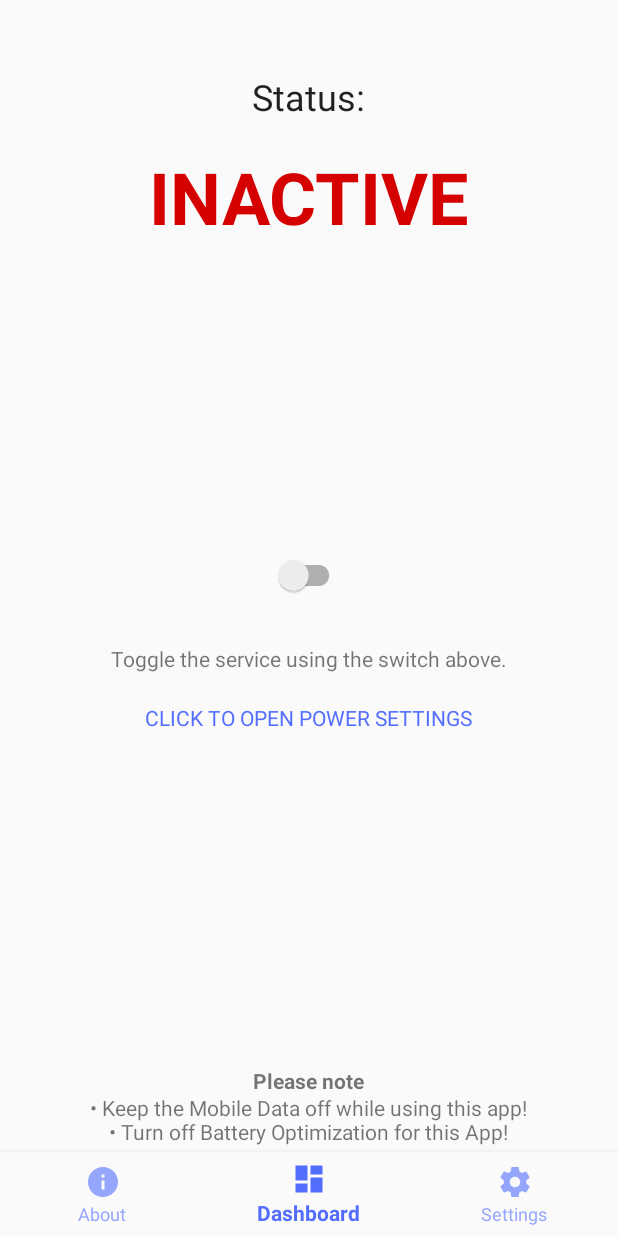
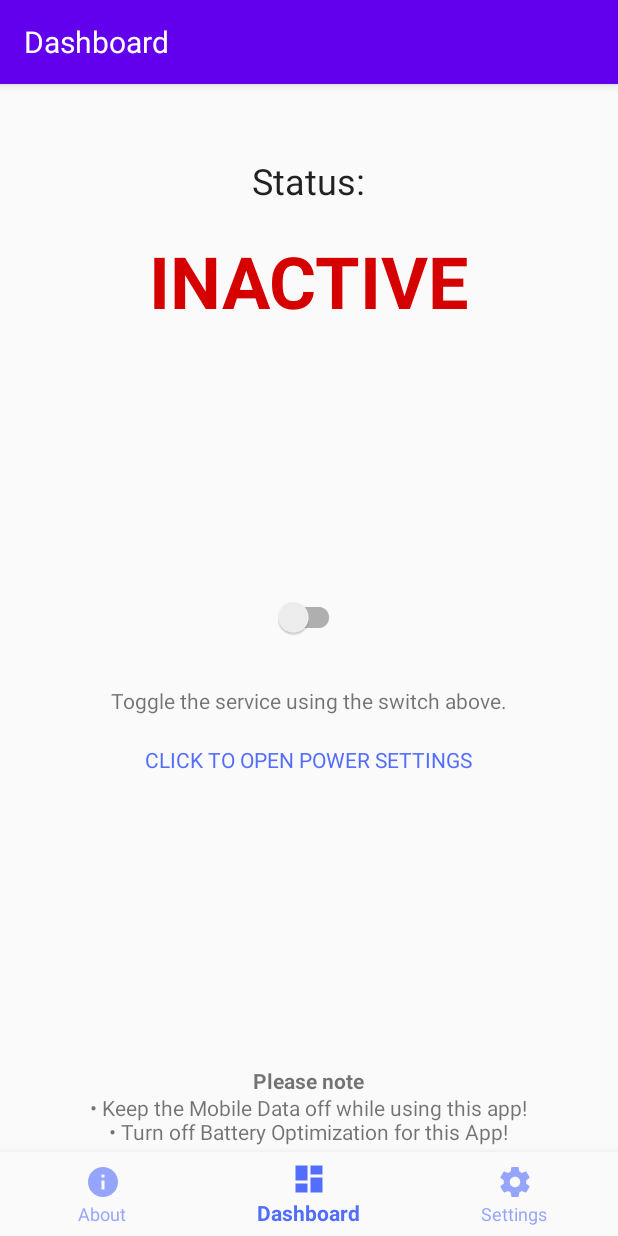
Before and after one commit to pratyaksh123/IITJ_Auth, an Android app: the MainActivity screen opened directly, with no data from a screen before it, item 2 of the bottom bar chosen, on a phone screen of 412 x 824 dp. Run offline under Robolectric (Android 15) with nearby library versions, the phone set to English and light mode, and no system bars; libraries missing offline, so code that uses them is left out: com.github.angads25.toggle; plain views replace LabeledSwitch; 7 statements that could not run were skipped.

Commit message:
Add ActionBar

```diff
--- a/app/src/main/java/com/blockgeeks/iitj_auth/activities/MainActivity.kt
+++ b/app/src/main/java/com/blockgeeks/iitj_auth/activities/MainActivity.kt
@@ -45,12 +45,22 @@ class MainActivity : AppCompatActivity() {
         setContentView(R.layout.activity_main)
         bottomNavigationView = findViewById(R.id.bottomNavigationView)
         bottomNavigationView.menu.getItem(1).isChecked = true
+        title = getString(R.string.dashboard)
         setCurrentFragment(dashboardFragment)
         bottomNavigationView.setOnItemSelectedListener { item ->
             when (item.itemId) {
-                R.id.navigation_about -> setCurrentFragment(aboutFragment)
-                R.id.navigation_dashboard -> setCurrentFragment(dashboardFragment)
-                R.id.navigation_settings -> setCurrentFragment(settingsFragment)
+                R.id.navigation_about -> {
+                    title = getString(R.string.about)
+                    setCurrentFragment(aboutFragment)
+                }
+                R.id.navigation_dashboard -> {
+                    title = getString(R.string.dashboard)
+                    setCurrentFragment(dashboardFragment)
+                }
+                R.id.navigation_settings -> {
+                    title = getString(R.string.settings)
+                    setCurrentFragment(settingsFragment)
+                }
             }
             true
         }
--- a/app/src/main/res/values-night/themes.xml
+++ b/app/src/main/res/values-night/themes.xml
@@ -1,18 +1,26 @@
 <resources xmlns:tools="http://schemas.android.com/tools">
     <!-- Base application theme. -->
-    <style name="Theme.IITJ_Auth" parent="Theme.MaterialComponents.NoActionBar.Bridge">
+    <style name="Theme.IITJ_Auth" parent="Theme.MaterialComponents.Bridge">
         <!-- Primary brand color. -->
-        <item name="colorPrimary">@color/purple_200</item>
-        <item name="colorPrimaryVariant">@color/purple_700</item>
+        <item name="colorPrimary">@color/purple_700</item>
+        <item name="colorPrimaryVariant">@color/purple_200</item>
         <item name="colorOnPrimary">@color/black</item>
         <!-- Secondary brand color. -->
         <item name="colorSecondary">@color/teal_200</item>
         <item name="colorSecondaryVariant">@color/teal_200</item>
         <item name="colorOnSecondary">@color/black</item>
         <!-- Status bar color. -->
-        <item name="android:statusBarColor" tools:targetApi="l">?attr/colorPrimaryVariant</item>
+        <item name="android:statusBarColor" tools:targetApi="l">?attr/colorPrimary</item>
         <!-- Customize your theme here. -->
         <item name="android:windowBackground">@color/background</item>
+        <item name="fontFamily">sans-serif</item>
+        <item name="titleTextColor">@color/white</item>
+        <item name="android:actionBarStyle">@style/MyActionBar</item>
+
+    </style>
+
+    <style name="MyActionBar" parent="@android:style/Widget.Holo.Light.ActionBar">
+        <item name="android:background">@color/purple_700</item>
         <item name="fontFamily">sans-serif</item>
     </style>
 
--- a/app/src/main/res/values/themes.xml
+++ b/app/src/main/res/values/themes.xml
@@ -1,6 +1,6 @@
 <resources xmlns:tools="http://schemas.android.com/tools">
     <!-- Base application theme. -->
-    <style name="Theme.IITJ_Auth" parent="Theme.MaterialComponents.Light.NoActionBar.Bridge">
+    <style name="Theme.IITJ_Auth" parent="Theme.MaterialComponents.Light.Bridge">
         <!-- Primary brand color. -->
         <item name="colorPrimary">@color/purple_500</item>
         <item name="colorPrimaryVariant">@color/purple_700</item>
@@ -13,6 +13,7 @@
         <item name="android:statusBarColor" tools:targetApi="l">?attr/colorPrimaryVariant</item>
         <!-- Customize your theme here. -->
         <item name="fontFamily">sans-serif</item>
+        <item name="titleTextColor">@color/colorPrimary</item>
     </style>
 
 </resources>
```
